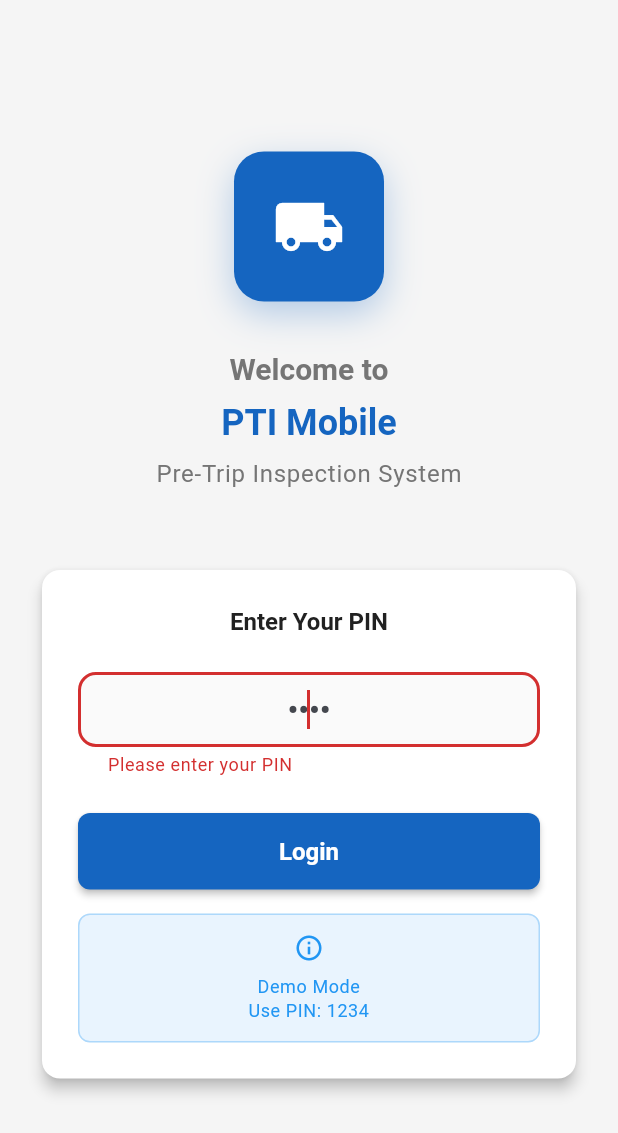
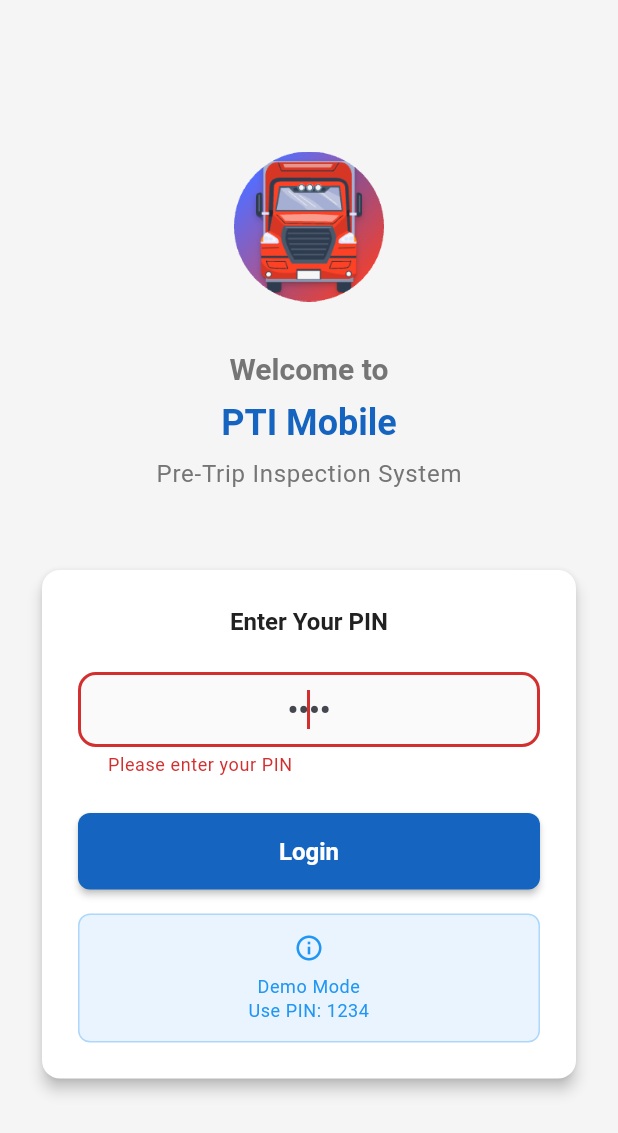
Before and after one commit to QASchoolUSA/Pre-Trip-Inspection, a Flutter app: the screen it shows after launch, after a tap on "Login", on a phone screen of 412 x 824 dp. Shown: the top 1133 px of the screen. Run offline on Flutter 3.47's test engine with Material 3 defaults, Android fonts, the phone set to English and light mode, and no system bars; our stand-ins replace flutter_riverpod, go_router, hive, hive_flutter, image_picker, loading_animation_widget and 3 more; missing offline and left inert: mobile_scanner; accounts and stored records are empty.

Commit message:
feat(auth): replace icon widgets with image assets and update asset declarations
- Replace container with icon in login page by Image.asset loading icon-192.png
- Replace truck icon and animated wheels in splash page with Image.asset icon-192.png
- Update pubspec.yaml to enable assets/icons directory usage
- Remove color, decoration and animation effects from previous icon implementations
- Adjust image properties to use BoxFit.contain with fixed width and height

```diff
--- a/lib/presentation/pages/auth/login_page.dart
+++ b/lib/presentation/pages/auth/login_page.dart
@@ -127,25 +127,11 @@ class _LoginPageState extends ConsumerState<LoginPage> {
                       mainAxisAlignment: MainAxisAlignment.center,
                       children: [
                         // App Logo
-                        Container(
+                        Image.asset(
+                          'assets/icons/icon-192.png',
                           width: 100,
                           height: 100,
-                          decoration: BoxDecoration(
-                            color: AppColors.primaryBlue,
-                            borderRadius: BorderRadius.circular(20),
-                            boxShadow: [
-                              BoxShadow(
-                                color: AppColors.primaryBlue.withValues(alpha: 0.3),
-                                blurRadius: 20,
-                                offset: const Offset(0, 8),
-                              ),
-                            ],
-                          ),
-                          child: const Icon(
-                            Icons.local_shipping,
-                            size: 48,
-                            color: AppColors.white,
-                          ),
+                          fit: BoxFit.contain,
                         ),
 
                         const SizedBox(height: 32),
--- a/lib/presentation/pages/splash_page.dart
+++ b/lib/presentation/pages/splash_page.dart
@@ -279,57 +279,14 @@ class _SplashPageState extends ConsumerState<SplashPage>
                                       ),
                                     ),
                                   ),
-                                  // Main truck icon
-                                  Icon(
-                                    Icons.local_shipping_rounded,
-                                    size: 72,
-                                    color: AppColors.primaryBlue,
+                                  // Main custom app icon
+                                  Image.asset(
+                                    'assets/icons/icon-192.png',
+                                    width: 100,
+                                    height: 100,
+                                    fit: BoxFit.contain,
                                   ),
-                                  // Moving wheels effect (simulated)
-                                  Positioned(
-                                    bottom: 28,
-                                    left: 35,
-                                    child: RotationTransition(
-                                      turns: _pulseController,
-                                      child: Container(
-                                        width: 12,
-                                        height: 12,
-                                        decoration: BoxDecoration(
-                                          shape: BoxShape.circle,
-                                          color: AppColors.secondaryOrange,
-                                          boxShadow: [
-                                            BoxShadow(
-                                              color: AppColors.secondaryOrange.withValues(alpha: 0.3),
-                                              blurRadius: 4,
-                                              spreadRadius: 1,
-                                            ),
-                                          ],
-                                        ),
-                                      ),
-                                    ),
-                                  ),
-                                  Positioned(
-                                    bottom: 28,
-                                    right: 35,
-                                    child: RotationTransition(
-                                      turns: _pulseController,
-                                      child: Container(
-                                        width: 12,
-                                        height: 12,
-                                        decoration: BoxDecoration(
-                                          shape: BoxShape.circle,
-                                          color: AppColors.secondaryOrange,
-                                          boxShadow: [
-                                            BoxShadow(
-                                              color: AppColors.secondaryOrange.withValues(alpha: 0.3),
-                                              blurRadius: 4,
-                                              spreadRadius: 1,
-                                            ),
-                                          ],
-                                        ),
-                                      ),
-                                    ),
-                                  ),
+
                                 ],
                               ),
                             );
--- a/pubspec.yaml
+++ b/pubspec.yaml
@@ -107,10 +107,8 @@ flutter:
   uses-material-design: true
 
   # Assets
-  # assets:
-  #   - assets/images/
-  #   - assets/icons/
-  #   - assets/audio/
+  assets:
+    - assets/icons/
 
   # An image asset can refer to one or more resolution-specific "variants", see
   # https://flutter.dev/assets-and-images/#resolution-aware
```
Also changed, not shown: assets/icons/icon-180.png (added), assets/icons/icon-192.png (added), assets/icons/icon-512.png (added).
